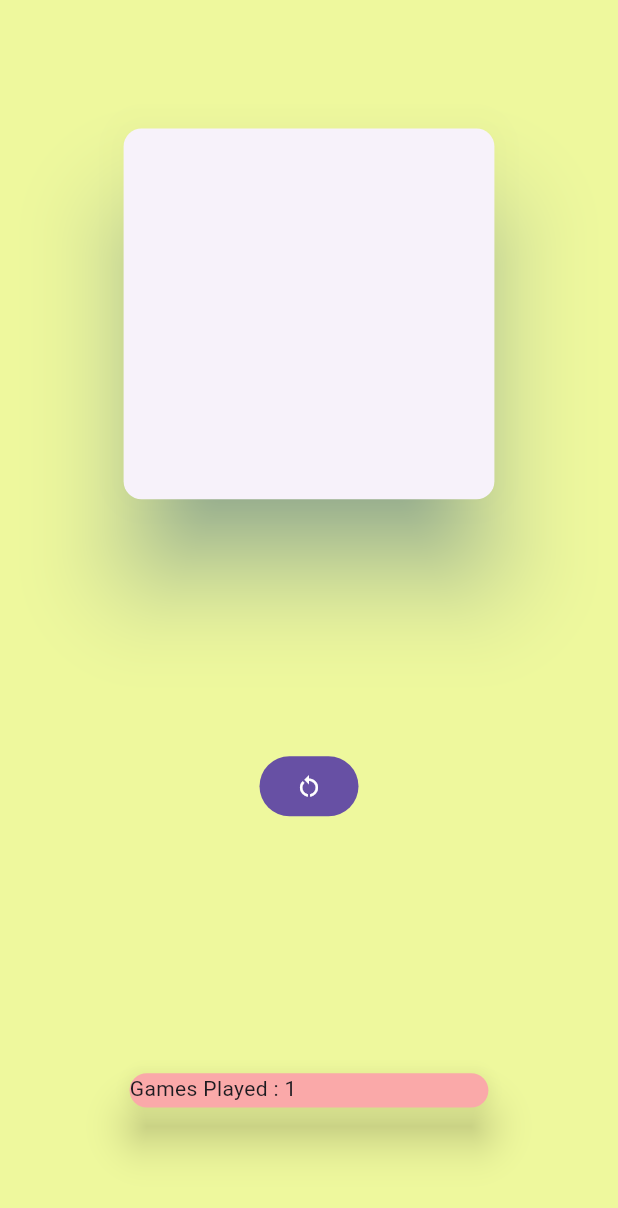
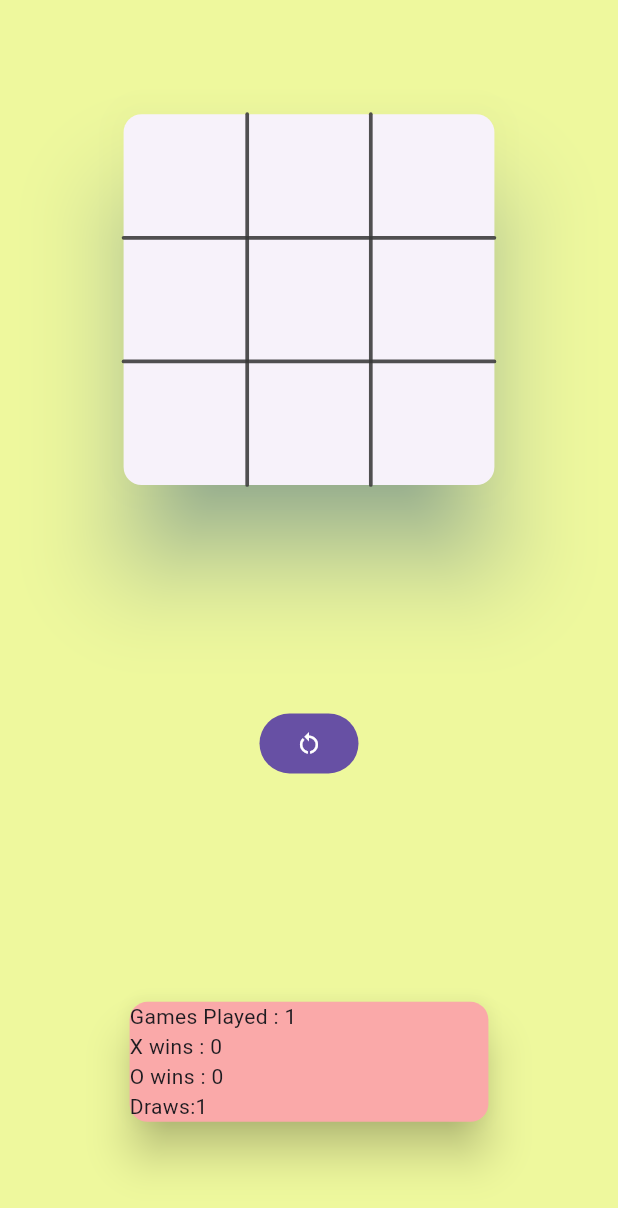
Before and after one commit to Aryaman-chandra/tic_tac_toe, a Flutter app: the TicTacToeBoard screen opened directly, after a tap on the "restart alt" icon, on a phone screen of 412 x 824 dp. Shown: the top 1208 px of the screen. Run offline on Flutter 3.47's test engine with Material 3 defaults, Android fonts, the phone set to English and light mode, and no system bars.

Commit message:
Removed height property of sized box

```diff
--- a/lib/Screens/play.dart
+++ b/lib/Screens/play.dart
@@ -23,7 +23,7 @@ class TicTacToeBoard extends StatefulWidget {
 }
 
 class _TicTacToeBoardState extends State<TicTacToeBoard> {
-  //List<List<String>> board = List.generate(3, (_) => List.filled(3, ''));
+  //List<List<String>> board = List.generate(3, (_) => List.filled(3, '')); Commented becuase it wasn't global
   Board board = Board();
   String hasWon = '';
   int games = 0;
@@ -41,13 +41,16 @@ class _TicTacToeBoardState extends State<TicTacToeBoard> {
     });
   }
 
-  void restart() {
+  void setWinner(String winner) {
+    hasWon = winner;
+  }
+
+  void reset() {
     setState(() {
       games++;
       if (hasWon == 'X') {
         X_wins++;
-      } else if(hasWon == 'O')
-        O_wins++;
+      } else if (hasWon == 'O') O_wins++;
       hasWon = '';
       for (int i = 0; i < 9; i++) {
         board.board[i ~/ 3][i % 3] = '';
@@ -57,8 +60,7 @@ class _TicTacToeBoardState extends State<TicTacToeBoard> {
 
   @override
   Widget build(BuildContext context) {
-    double? size =
-        min(0.6 * MediaQuery.of(context).size.height,
+    double? size = min(0.6 * MediaQuery.of(context).size.height,
         0.6 * MediaQuery.of(context).size.width);
     print(size);
     return SafeArea(
@@ -74,6 +76,8 @@ class _TicTacToeBoardState extends State<TicTacToeBoard> {
                     child: SizedBox(
                       height: size,
                       width: size,
+                      child: CustomPaint(
+                        painter: LineGrid() ,
                         child: GridView.builder(
                             gridDelegate:
                                 const SliverGridDelegateWithFixedCrossAxisCount(
@@ -90,7 +94,7 @@ class _TicTacToeBoardState extends State<TicTacToeBoard> {
                                       //Player's Move
                                       place(row, col, 1);
                                       if (judge(board.board, 'X', 'O') == 0) {
-                                      hasWon = 'X';
+                                        setWinner('X');
                                         print('You won');
                                         return;
                                       }
@@ -99,7 +103,7 @@ class _TicTacToeBoardState extends State<TicTacToeBoard> {
                                       int move = findBestMove(board.board);
                                       place(move ~/ 3, move % 3, 0);
                                       if (judge(board.board, 'O', 'X') == 0) {
-                                      hasWon = 'O';
+                                        setWinner('O');
                                         print('Opponent won');
                                       }
 
@@ -107,7 +111,7 @@ class _TicTacToeBoardState extends State<TicTacToeBoard> {
                                     }
                                   },
                                   child: Container(
-                                  height:size,
+                                    height: size,
                                     width: size,
                                     color: Colors.transparent,
                                     child: Center(
@@ -124,19 +128,49 @@ class _TicTacToeBoardState extends State<TicTacToeBoard> {
                       ),
                     ),
                   ),
+                ),
                 FilledButton(
-                    onPressed: restart, child: const Icon(Icons.restart_alt)),
+                    onPressed: reset, child: const Icon(Icons.restart_alt)),
                 SizedBox(
                   width: size,
-                   height:size/8,
                   child: Card(
                     color: const Color.fromARGB(255, 250, 169, 169),
                     elevation: 12,
                     child: Text(
-                        'Games Played : $games\nX wins : $X_wins\nO wins : $O_wins\nDraws:${games-X_wins-O_wins}'),
+                        'Games Played : $games\nX wins : $X_wins\nO wins : $O_wins\nDraws:${games - X_wins - O_wins}'),
                   ),
                 )
               ],
             )));
   }
 }
+class LineGrid extends CustomPainter{
+  @override
+  void paint(Canvas canvas,Size size ){
+    Offset p1 = Offset(size.width/3, 0.0);
+    Offset p2 = Offset(size.width /3,size.height);
+
+    Offset p3 = Offset(2*size.width/3, 0.0);
+    Offset p4 = Offset(2*size.width/3, size.height);
+
+    Offset p5 = Offset(0.0,size.height/3);
+    Offset p6 = Offset(size.width, size.height/3);
+
+    Offset p7 = Offset(0.0,2*size.height/3);
+    Offset p8 = Offset(size.width, 2*size.height/3);
+    Paint paint = Paint()..strokeWidth = 0.01*size.height
+                        ..color = Color.fromARGB(223, 10, 10, 10)
+                        ..strokeCap =StrokeCap.round
+                        ..colorFilter =ColorFilter.linearToSrgbGamma()
+                        ;
+    canvas..drawLine(p1,p2 , paint)
+          ..drawLine(p3,p4 , paint)
+          ..drawLine(p5,p6 , paint)
+          ..drawLine(p7,p8 , paint);
+  }
+  @override
+  bool shouldRepaint(CustomPainter oldDelegate)
+  {
+    return false;
+  }
+}
```
Lines whose indentation alone changed are shown as unchanged.
